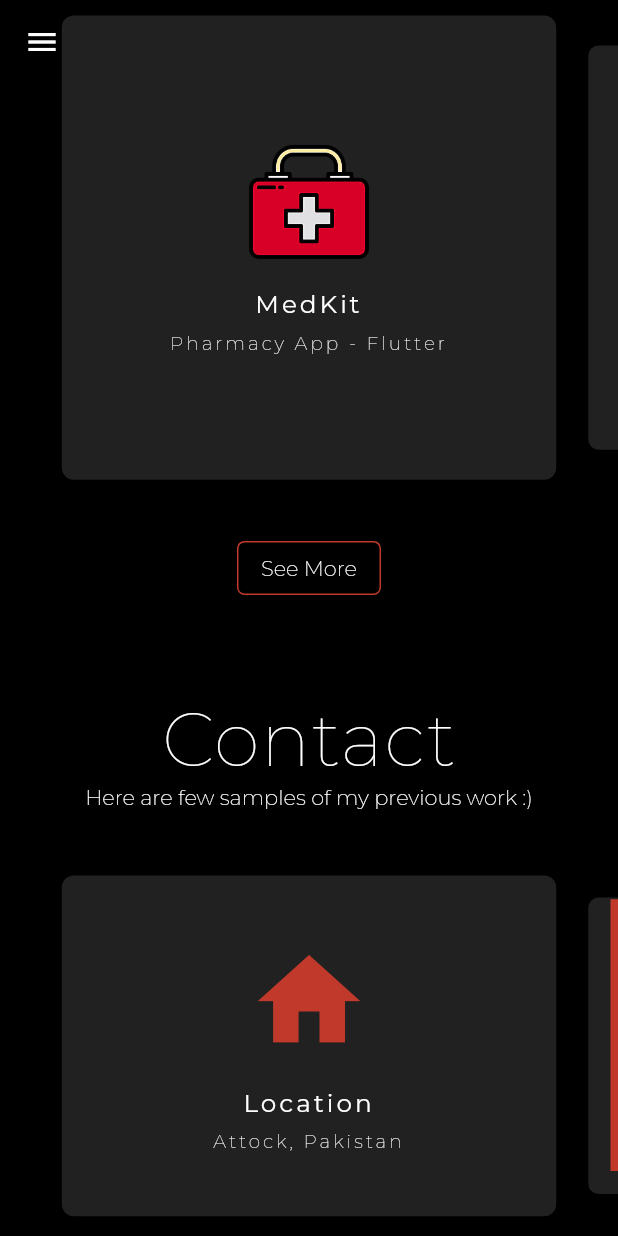
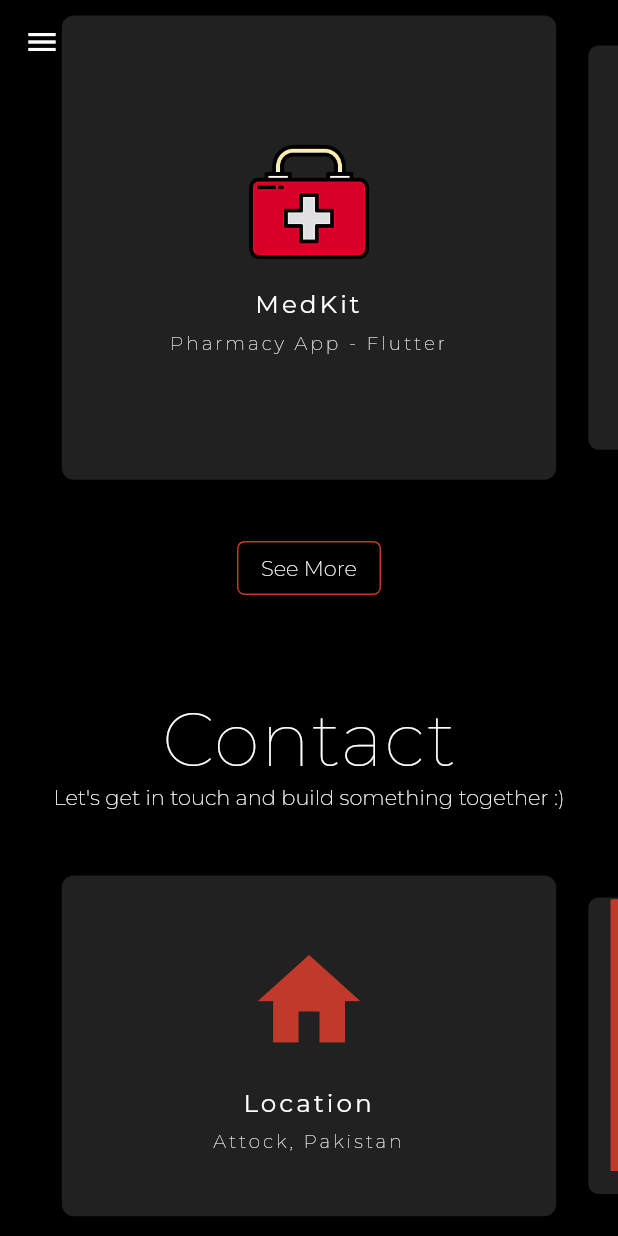
Before and after one commit to tonmoy054/portfolio-web, a Flutter app: the screen it shows after launch, scrolled down 2304 dp, on a phone screen of 412 x 824 dp. Run offline on Flutter 3.47's test engine with Material 2 defaults, Android fonts, the phone set to English and light mode, and no system bars; drawn by our look-alikes of carousel_slider; our stand-ins replace animated_text_kit, google_fonts, responsive_builder; missing offline and left inert: dart:html.

Commit message:
Bug fixed

```diff
--- a/lib/constants.dart
+++ b/lib/constants.dart
@@ -71,9 +71,9 @@ final kServicesDescriptions = [
 ];
 
 final kServicesLinks = [
-  "https://www.fiverr.com/hamza6shakeel",
-  "https://www.fiverr.com/hamza6shakeel",
-  "https://www.fiverr.com/hamza6shakeel",
+  "https://www.fiverr.com/hamza6shakeel/be-your-mobile-app-developer-via-flutter",
+  "https://www.fiverr.com/hamza6shakeel/get-you-modern-ui-design-using-adobe-xd",
+  "https://www.fiverr.com/hamza6shakeel/be-your-mobile-app-developer-via-flutter",
   "https://mhamzadev.medium.com",
   "https://github.com/m-hamzashakeel"
 ];
--- a/lib/sections/contact/contactMobile.dart
+++ b/lib/sections/contact/contactMobile.dart
@@ -21,7 +21,7 @@ class ContactMobile extends StatelessWidget {
             ),
           ),
           Text(
-            "Here are few samples of my previous work :)\n\n",
+            "Let's get in touch and build something together :)\n\n",
             style: GoogleFonts.montserrat(fontWeight: FontWeight.w200),
             textAlign: TextAlign.center,
           ),
--- a/lib/sections/home/homeDesktop.dart
+++ b/lib/sections/home/homeDesktop.dart
@@ -21,7 +21,7 @@ class HomeDesktop extends StatelessWidget {
             top: width < 1200 ? height * 0.1 : height * 0.05,
             right: width * 0.01,
             child: Opacity(
-              opacity: 0.85,
+              opacity: 0.9,
               child: EntranceFader(
                 offset: Offset(0, 0),
                 delay: Duration(seconds: 1),
```
